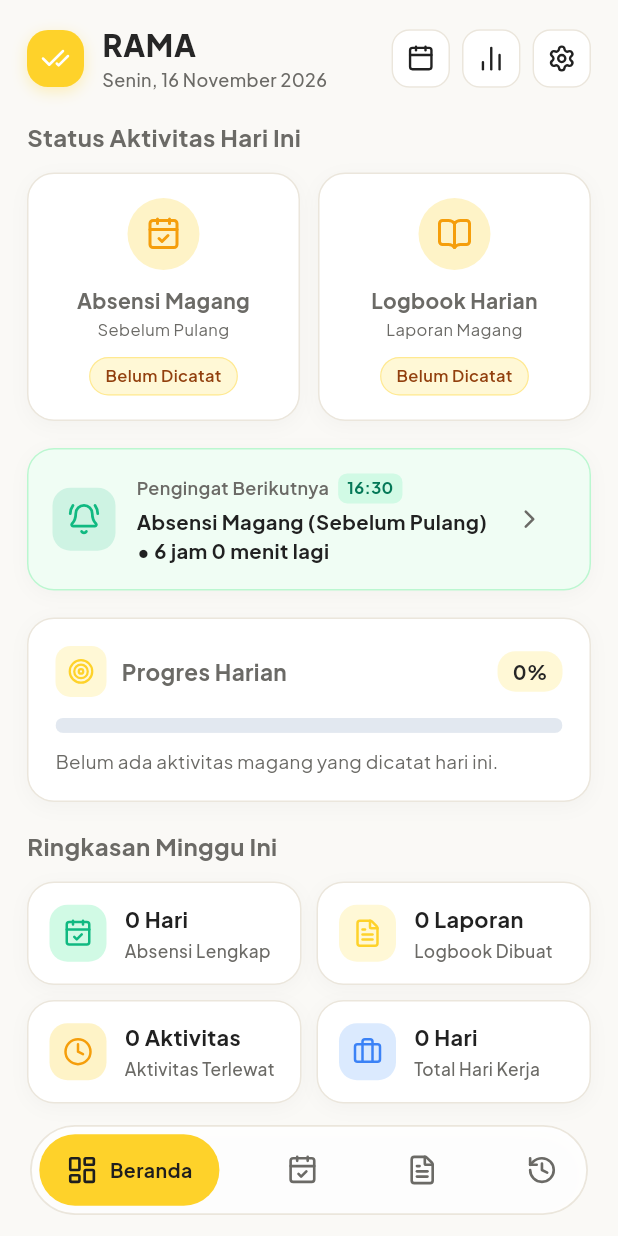
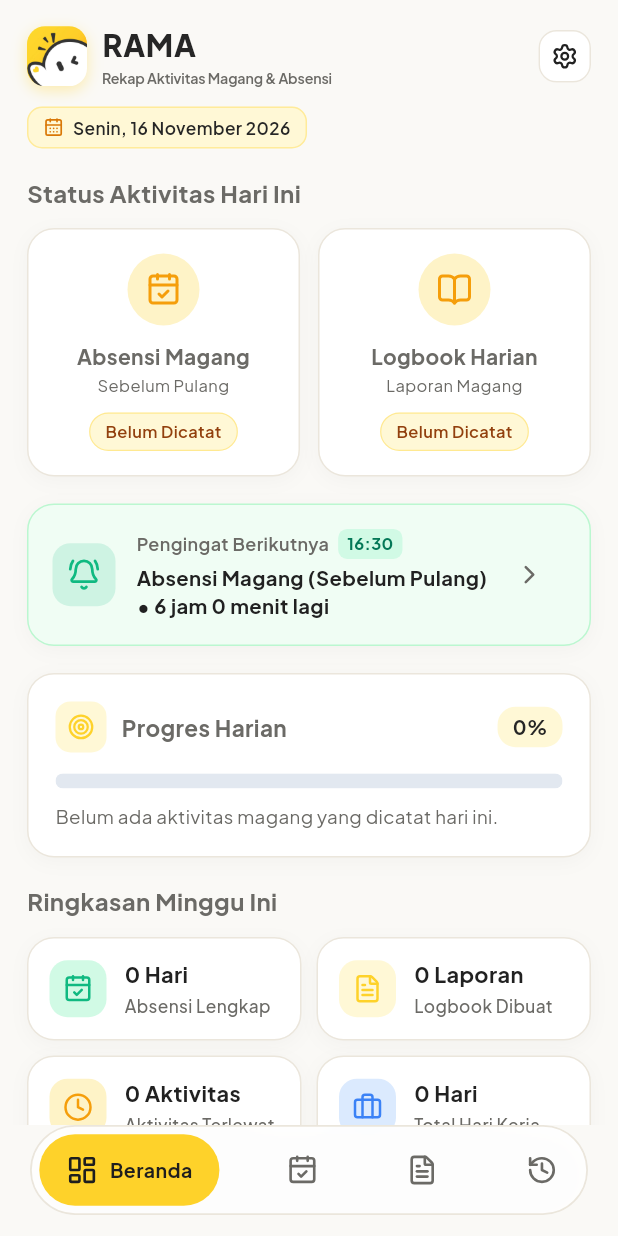
Before and after one commit to ardhikaxx/rama-mobile, a Flutter app: the screen it shows after launch, on a phone screen of 412 x 824 dp. Run offline on Flutter 3.47's test engine with Material 3 defaults, Android fonts, the phone set to English and light mode, and no system bars; our stand-ins replace file_picker, fl_chart, flutter_local_notifications, flutter_riverpod, flutter_slidable, flutter_timezone and 8 more; accounts and stored records are empty.

Commit message:
feat: penambahan logo maskot dan perapihan header beranda

```diff
--- a/lib/presentation/screens/dashboard/widgets/greeting_header.dart
+++ b/lib/presentation/screens/dashboard/widgets/greeting_header.dart
@@ -3,9 +3,7 @@ import 'package:lucide_icons_flutter/lucide_icons.dart';
 import '../../../../core/constants/app_colors.dart';
 import '../../../../core/constants/app_constants.dart';
 import '../../../../core/utils/date_formatter.dart';
-import '../../calendar/calendar_screen.dart';
 import '../../settings/settings_screen.dart';
-import '../../statistics/statistics_screen.dart';
 
 class GreetingHeader extends StatelessWidget {
   final String? greeting;
@@ -24,32 +22,39 @@ class GreetingHeader extends StatelessWidget {
     final isDark = Theme.of(context).brightness == Brightness.dark;
     final dateString = DateFormatter.formatIndonesianDate(currentDate);
 
-    return Row(
+    return Column(
+      crossAxisAlignment: CrossAxisAlignment.start,
+      children: [
+        Row(
           mainAxisAlignment: MainAxisAlignment.spaceBetween,
           children: [
-        Row(
+            Expanded(
+              child: Row(
                 children: [
                   Container(
-              padding: const EdgeInsets.all(9),
+                    width: 40,
+                    height: 40,
                     decoration: BoxDecoration(
-                color: AppColors.primary,
-                borderRadius: BorderRadius.circular(14),
+                      borderRadius: BorderRadius.circular(12),
                       boxShadow: [
                         BoxShadow(
-                    color: AppColors.primary.withValues(alpha: 0.3),
+                          color: AppColors.primary.withValues(alpha: 0.35),
                           blurRadius: 8,
                           offset: const Offset(0, 3),
                         ),
                       ],
                     ),
-              child: const Icon(
-                LucideIcons.checkCheck,
-                color: Colors.white,
-                size: 20,
+                    child: ClipRRect(
+                      borderRadius: BorderRadius.circular(12),
+                      child: Image.asset(
+                        'assets/images/app_logo.png',
+                        fit: BoxFit.cover,
                       ),
                     ),
-            const SizedBox(width: 12),
-            Column(
+                  ),
+                  const SizedBox(width: 10),
+                  Expanded(
+                    child: Column(
                       crossAxisAlignment: CrossAxisAlignment.start,
                       children: [
                         Text(
@@ -61,44 +66,28 @@ class GreetingHeader extends StatelessWidget {
                             color: isDark ? AppColors.darkTextPrimary : AppColors.primaryDark,
                           ),
                         ),
-                Text(
-                  dateString,
+                        FittedBox(
+                          fit: BoxFit.scaleDown,
+                          alignment: Alignment.centerLeft,
+                          child: Text(
+                            'Rekap Aktivitas Magang & Absensi',
                             style: TextStyle(
-                    fontSize: 12,
-                    fontWeight: FontWeight.w500,
+                              fontSize: 9.5,
+                              fontWeight: FontWeight.w600,
+                              letterSpacing: -0.1,
                               color: isDark ? AppColors.darkTextSecondary : AppColors.textSecondary,
+                            ),
                           ),
                         ),
                       ],
                     ),
+                  ),
                 ],
               ),
+            ),
+            const SizedBox(width: 10),
 
-        // Top action buttons: Calendar, Statistics, Settings
-        Row(
-          children: [
-            _buildHeaderIconButton(
-              context,
-              icon: LucideIcons.calendar,
-              tooltip: 'Kalender Magang',
-              onTap: () {
-                Navigator.of(context).push(
-                  MaterialPageRoute(builder: (_) => const CalendarScreen()),
-                );
-              },
-            ),
-            const SizedBox(width: 8),
-            _buildHeaderIconButton(
-              context,
-              icon: LucideIcons.barChart2,
-              tooltip: 'Statistik & Rekap',
-              onTap: () {
-                Navigator.of(context).push(
-                  MaterialPageRoute(builder: (_) => const StatisticsScreen()),
-                );
-              },
-            ),
-            const SizedBox(width: 8),
+            // Top action button: Settings
             _buildHeaderIconButton(
               context,
               icon: LucideIcons.settings,
@@ -110,6 +99,37 @@ class GreetingHeader extends StatelessWidget {
               },
             ),
           ],
+        ),
+        const SizedBox(height: 12),
+        // Date Pill
+        Container(
+          padding: const EdgeInsets.symmetric(horizontal: 10, vertical: 5),
+          decoration: BoxDecoration(
+            color: isDark ? AppColors.darkSurface : AppColors.primaryContainer,
+            borderRadius: BorderRadius.circular(10),
+            border: Border.all(
+              color: isDark ? AppColors.darkBorder : AppColors.primary.withValues(alpha: 0.35),
+            ),
+          ),
+          child: Row(
+            mainAxisSize: MainAxisSize.min,
+            children: [
+              Icon(
+                LucideIcons.calendarDays,
+                size: 13.5,
+                color: isDark ? AppColors.primary : AppColors.accentAmber,
+              ),
+              const SizedBox(width: 6),
+              Text(
+                dateString,
+                style: TextStyle(
+                  fontSize: 11.5,
+                  fontWeight: FontWeight.w600,
+                  color: isDark ? AppColors.darkTextPrimary : AppColors.primaryDark,
+                ),
+              ),
+            ],
+          ),
         ),
       ],
     );
@@ -132,7 +152,7 @@ class GreetingHeader extends StatelessWidget {
           onTap: onTap,
           borderRadius: BorderRadius.circular(12),
           child: Container(
-            padding: const EdgeInsets.all(9),
+            padding: const EdgeInsets.all(7.5),
             decoration: BoxDecoration(
               borderRadius: BorderRadius.circular(12),
               border: Border.all(
@@ -142,7 +162,7 @@ class GreetingHeader extends StatelessWidget {
             ),
             child: Icon(
               icon,
-              size: 19,
+              size: 18,
               color: isDark ? AppColors.darkTextPrimary : AppColors.textPrimary,
             ),
           ),
```
Lines whose indentation alone changed are shown as unchanged.
